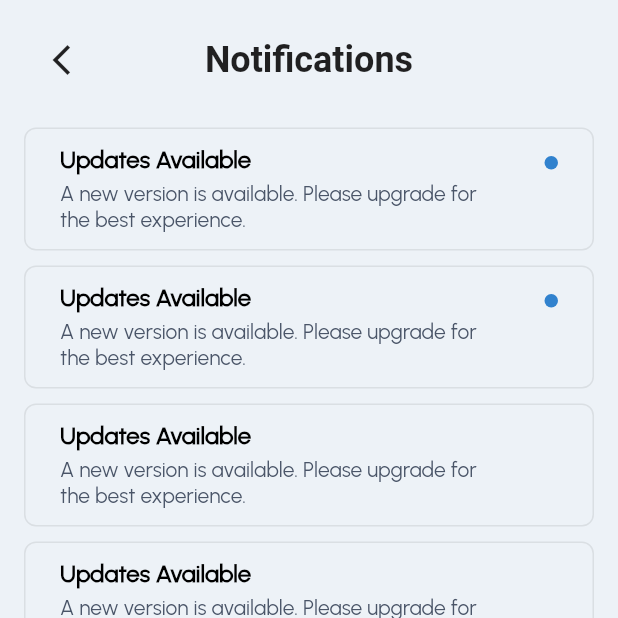
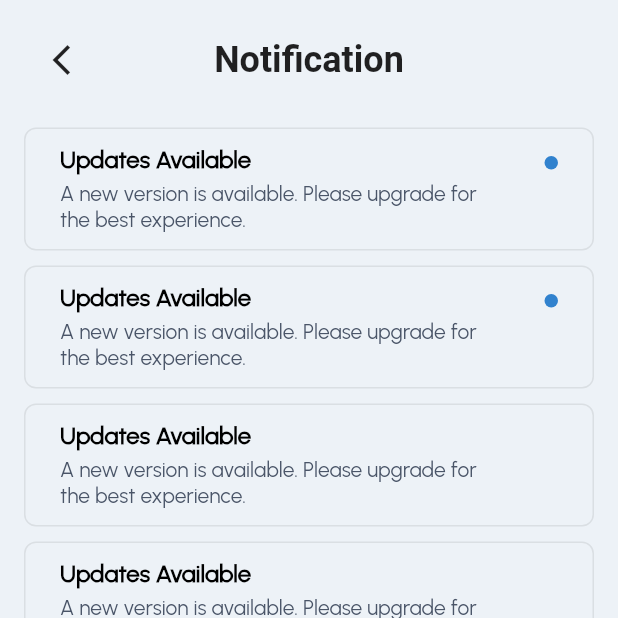
Before and after one commit to hayattofik-01/A2SVCommunityPortal, a Flutter app: the NotificationPage screen opened directly, on a phone screen of 412 x 824 dp, the top half of it. Run offline on Flutter 3.47's test engine with Material 2 defaults, Android fonts, the phone set to English and light mode, and no system bars; our stand-ins replace bloc, dartz, equatable, flutter_bloc, flutter_svg, get_it and 4 more; missing offline and left inert: flutter_circle_flags_svg; accounts and stored records are empty; network calls fail; project files that could hold a hidden picture were left out.

```diff
--- a/a2sv_community_portal_mobile/lib/features/announcement/presentation/page/announcement.dart
+++ b/a2sv_community_portal_mobile/lib/features/announcement_page/presentation/page/announcement.dart
@@ -2,6 +2,7 @@ import 'package:a2sv_community_portal_mobile/core/utils/colors.dart';
 import 'package:a2sv_community_portal_mobile/features/notifications/presentation/widgets/tile.dart';
 import 'package:a2sv_community_portal_mobile/features/notifications/presentation/widgets/uppe_bar.dart';
 import 'package:flutter/material.dart';
+import 'package:go_router/go_router.dart';
 
 class AnnouncementPage extends StatelessWidget {
   AnnouncementPage({super.key});
@@ -23,7 +24,9 @@ class AnnouncementPage extends StatelessWidget {
       backgroundColor: backgroundWhite,
       body: ListView(
         children: [
-          const UpperBar(),
+          const UpperBar(
+            title: 'Announcemet',
+          ),
           const SizedBox(
             height: 20,
           ),
@@ -31,7 +34,6 @@ class AnnouncementPage extends StatelessWidget {
             children: <Widget>[
               for (var data in _announcements)
                 GestureDetector(
-                  onTap: () => print('tapppeddd'),
                   child: Container(
                       margin: const EdgeInsets.only(bottom: 10),
                       padding: const EdgeInsets.only(left: 16.0, right: 16.0),
--- a/a2sv_community_portal_mobile/lib/features/notifications/presentation/pages/notifications_page.dart
+++ b/a2sv_community_portal_mobile/lib/features/notifications/presentation/pages/notifications_page.dart
@@ -1,35 +1,40 @@
 import 'package:flutter/material.dart';
 import '../widgets/uppe_bar.dart';
 import '../widgets/tile.dart';
+
 class NotificationPage extends StatelessWidget {
   NotificationPage({super.key});
   final List<Map<String, dynamic>> _notifications = [
     {
       "title": "Updates Available",
-      "description": "A new version is available. Please upgrade for the best experience.",
-      "isnew" : true,
+      "description":
+          "A new version is available. Please upgrade for the best experience.",
+      "isnew": true,
     },
     {
       "title": "Updates Available",
-      "description": "A new version is available. Please upgrade for the best experience.",
-      "isnew" : true,
+      "description":
+          "A new version is available. Please upgrade for the best experience.",
+      "isnew": true,
     },
     {
       "title": "Updates Available",
-      "description": "A new version is available. Please upgrade for the best experience.",
-      "isnew" : false,
+      "description":
+          "A new version is available. Please upgrade for the best experience.",
+      "isnew": false,
     },
     {
       "title": "Updates Available",
-      "description": "A new version is available. Please upgrade for the best experience.",
-      "isnew" : false,
+      "description":
+          "A new version is available. Please upgrade for the best experience.",
+      "isnew": false,
     },
     {
       "title": "Updates Available",
-      "description": "A new version is available. Please upgrade for the best experience.",
-      "isnew" : false,
+      "description":
+          "A new version is available. Please upgrade for the best experience.",
+      "isnew": false,
     },
-
   ];
   @override
   Widget build(BuildContext context) {
@@ -37,8 +42,12 @@ class NotificationPage extends StatelessWidget {
       backgroundColor: Color.fromRGBO(237, 242, 247, 1),
       body: ListView(
         children: [
-            const UpperBar(),
-            const SizedBox(height: 20,),
+          const UpperBar(
+            title: 'Notification',
+          ),
+          const SizedBox(
+            height: 20,
+          ),
           Column(
             children: <Widget>[
               for (var c in _notifications)
@@ -51,11 +60,9 @@ class NotificationPage extends StatelessWidget {
                       isnew: c["isnew"],
                     ))
             ],
-
           )
         ],
       ),
-      )
-    ;
+    );
   }
 }
--- a/a2sv_community_portal_mobile/lib/features/notifications/presentation/widgets/uppe_bar.dart
+++ b/a2sv_community_portal_mobile/lib/features/notifications/presentation/widgets/uppe_bar.dart
@@ -1,11 +1,12 @@
 import 'package:flutter/material.dart';
 
 class UpperBar extends StatelessWidget {
-  const UpperBar({super.key});
+  const UpperBar({super.key, required this.title});
+  final String title;
 
   @override
   Widget build(BuildContext context) {
-    return  Container(
+    return Container(
       margin: const EdgeInsets.only(top: 15),
       height: 50,
       child: Stack(
@@ -19,15 +20,17 @@ class UpperBar extends StatelessWidget {
                   onPressed: () {
                     // Add your menu button functionality here
                   },
-          ),)
                 ),
-                  const Align(
+              )),
+          Align(
               alignment: Alignment.center,
-                    child: Text('Notifications',style: TextStyle(
+              child: Text(
+                title,
+                style: const TextStyle(
                   fontSize: 24,
                   fontWeight: FontWeight.w600,
-
-                    ),))
+                ),
+              ))
         ],
       ),
     );
--- a/a2sv_community_portal_mobile/pubspec.yaml
+++ b/a2sv_community_portal_mobile/pubspec.yaml
@@ -50,6 +50,7 @@ dependencies:
   flag: ^6.0.0
   flutter_circle_flags_svg: ^1.0.4
   flutter_svg: ^1.1.6
+  go_router: ^8.1.0
 
 dev_dependencies:
   flutter_test:
@@ -95,6 +96,8 @@ flutter:
     - family: Poppins
       fonts:
         - asset: assets/fonts/Poppins-Regular.ttf
+    - family: Inter
+      fonts:
 
   # For details regarding fonts from package dependencies,
   # see https://flutter.dev/custom-fonts/#from-packages
```
Also changed, not shown: a2sv_community_portal_mobile/lib/features/announcement_detail_page/presentation/pages/detail.dart (added, +70 -0 lines). Lines whose indentation alone changed are shown as unchanged.
